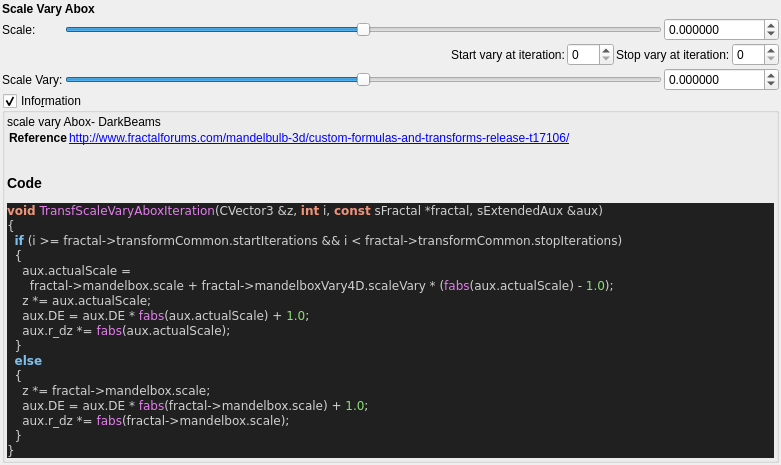
Old version of the form mandelbulber2/formula/ui/fractal_transf_scale_vary_abox.ui in the repository buddhi1980/mandelbulber2.
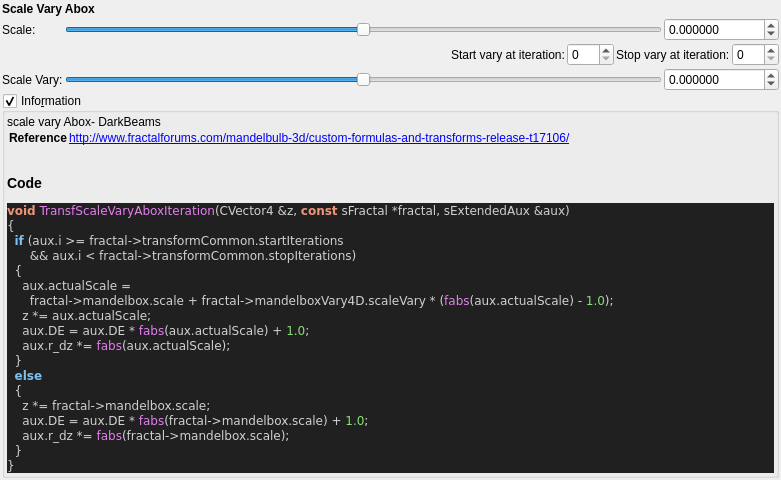
New version of the form. Custom widgets are drawn as their Qt base class.

Patch:
```diff
--- a/mandelbulber2/formula/ui/fractal_transf_scale_vary_abox.ui
+++ b/mandelbulber2/formula/ui/fractal_transf_scale_vary_abox.ui
@@ -269,9 +269,10 @@
 &lt;/table&gt;
 &lt;h3&gt;Code&lt;/h3&gt;
 &lt;body style=&quot;background-color:#202020&quot;&gt;
-&lt;pre style=&quot;color:#d0d0d0; background-color:#202020;  font-family:'Courier New',monospace;&quot;&gt;&lt;span style=&quot;color:#f09479; font-weight:bold&quot;&gt;void&lt;/span&gt; &lt;span style=&quot;color:#e47eed&quot;&gt;TransfScaleVaryAboxIteration&lt;/span&gt;&lt;span style=&quot;color:#d0d0d0&quot;&gt;(&lt;/span&gt;CVector3 &lt;span style=&quot;color:#d0d0d0&quot;&gt;&amp;amp;&lt;/span&gt;z&lt;span style=&quot;color:#d0d0d0&quot;&gt;,&lt;/span&gt; &lt;span style=&quot;color:#f09479; font-weight:bold&quot;&gt;int&lt;/span&gt; i&lt;span style=&quot;color:#d0d0d0&quot;&gt;,&lt;/span&gt; &lt;span style=&quot;color:#f09479; font-weight:bold&quot;&gt;const&lt;/span&gt; sFractal &lt;span style=&quot;color:#d0d0d0&quot;&gt;*&lt;/span&gt;fractal&lt;span style=&quot;color:#d0d0d0&quot;&gt;,&lt;/span&gt; sExtendedAux &lt;span style=&quot;color:#d0d0d0&quot;&gt;&amp;amp;&lt;/span&gt;aux&lt;span style=&quot;color:#d0d0d0&quot;&gt;)&lt;/span&gt;
+&lt;pre style=&quot;color:#d0d0d0; background-color:#202020;  font-family:'Courier New',monospace;&quot;&gt;&lt;span style=&quot;color:#f09479; font-weight:bold&quot;&gt;void&lt;/span&gt; &lt;span style=&quot;color:#e47eed&quot;&gt;TransfScaleVaryAboxIteration&lt;/span&gt;&lt;span style=&quot;color:#d0d0d0&quot;&gt;(&lt;/span&gt;CVector4 &lt;span style=&quot;color:#d0d0d0&quot;&gt;&amp;amp;&lt;/span&gt;z&lt;span style=&quot;color:#d0d0d0&quot;&gt;,&lt;/span&gt; &lt;span style=&quot;color:#f09479; font-weight:bold&quot;&gt;const&lt;/span&gt; sFractal &lt;span style=&quot;color:#d0d0d0&quot;&gt;*&lt;/span&gt;fractal&lt;span style=&quot;color:#d0d0d0&quot;&gt;,&lt;/span&gt; sExtendedAux &lt;span style=&quot;color:#d0d0d0&quot;&gt;&amp;amp;&lt;/span&gt;aux&lt;span style=&quot;color:#d0d0d0&quot;&gt;)&lt;/span&gt;
 &lt;span style=&quot;color:#d0d0d0&quot;&gt;{&lt;/span&gt;
-  &lt;span style=&quot;color:#7ec0ee; font-weight:bold&quot;&gt;if&lt;/span&gt; &lt;span style=&quot;color:#d0d0d0&quot;&gt;(&lt;/span&gt;i &lt;span style=&quot;color:#d0d0d0&quot;&gt;&amp;gt;=&lt;/span&gt; fractal&lt;span style=&quot;color:#d0d0d0&quot;&gt;-&amp;gt;&lt;/span&gt;transformCommon&lt;span style=&quot;color:#d0d0d0&quot;&gt;.&lt;/span&gt;startIterations &lt;span style=&quot;color:#d0d0d0&quot;&gt;&amp;amp;&amp;amp;&lt;/span&gt; i &lt;span style=&quot;color:#d0d0d0&quot;&gt;&amp;lt;&lt;/span&gt; fractal&lt;span style=&quot;color:#d0d0d0&quot;&gt;-&amp;gt;&lt;/span&gt;transformCommon&lt;span style=&quot;color:#d0d0d0&quot;&gt;.&lt;/span&gt;stopIterations&lt;span style=&quot;color:#d0d0d0&quot;&gt;)&lt;/span&gt;
+  &lt;span style=&quot;color:#7ec0ee; font-weight:bold&quot;&gt;if&lt;/span&gt; &lt;span style=&quot;color:#d0d0d0&quot;&gt;(&lt;/span&gt;aux&lt;span style=&quot;color:#d0d0d0&quot;&gt;.&lt;/span&gt;i &lt;span style=&quot;color:#d0d0d0&quot;&gt;&amp;gt;=&lt;/span&gt; fractal&lt;span style=&quot;color:#d0d0d0&quot;&gt;-&amp;gt;&lt;/span&gt;transformCommon&lt;span style=&quot;color:#d0d0d0&quot;&gt;.&lt;/span&gt;startIterations
+      &lt;span style=&quot;color:#d0d0d0&quot;&gt;&amp;amp;&amp;amp;&lt;/span&gt; aux&lt;span style=&quot;color:#d0d0d0&quot;&gt;.&lt;/span&gt;i &lt;span style=&quot;color:#d0d0d0&quot;&gt;&amp;lt;&lt;/span&gt; fractal&lt;span style=&quot;color:#d0d0d0&quot;&gt;-&amp;gt;&lt;/span&gt;transformCommon&lt;span style=&quot;color:#d0d0d0&quot;&gt;.&lt;/span&gt;stopIterations&lt;span style=&quot;color:#d0d0d0&quot;&gt;)&lt;/span&gt;
   &lt;span style=&quot;color:#d0d0d0&quot;&gt;{&lt;/span&gt;
     aux&lt;span style=&quot;color:#d0d0d0&quot;&gt;.&lt;/span&gt;actualScale &lt;span style=&quot;color:#d0d0d0&quot;&gt;=&lt;/span&gt;
       fractal&lt;span style=&quot;color:#d0d0d0&quot;&gt;-&amp;gt;&lt;/span&gt;mandelbox&lt;span style=&quot;color:#d0d0d0&quot;&gt;.&lt;/span&gt;scale &lt;span style=&quot;color:#d0d0d0&quot;&gt;+&lt;/span&gt; fractal&lt;span style=&quot;color:#d0d0d0&quot;&gt;-&amp;gt;&lt;/span&gt;mandelboxVary4D&lt;span style=&quot;color:#d0d0d0&quot;&gt;.&lt;/span&gt;scaleVary &lt;span style=&quot;color:#d0d0d0&quot;&gt;* (&lt;/span&gt;&lt;span style=&quot;color:#e47eed&quot;&gt;fabs&lt;/span&gt;&lt;span style=&quot;color:#d0d0d0&quot;&gt;(&lt;/span&gt;aux&lt;span style=&quot;color:#d0d0d0&quot;&gt;.&lt;/span&gt;actualScale&lt;span style=&quot;color:#d0d0d0&quot;&gt;) -&lt;/span&gt; &lt;span style=&quot;color:#87df71&quot;&gt;1.0&lt;/span&gt;&lt;span style=&quot;color:#d0d0d0&quot;&gt;);&lt;/span&gt;
```
